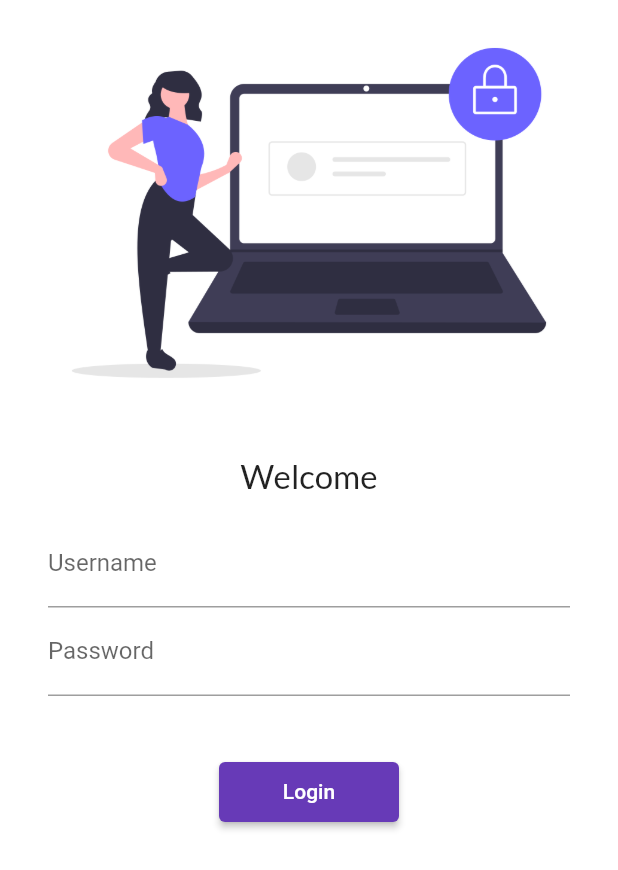
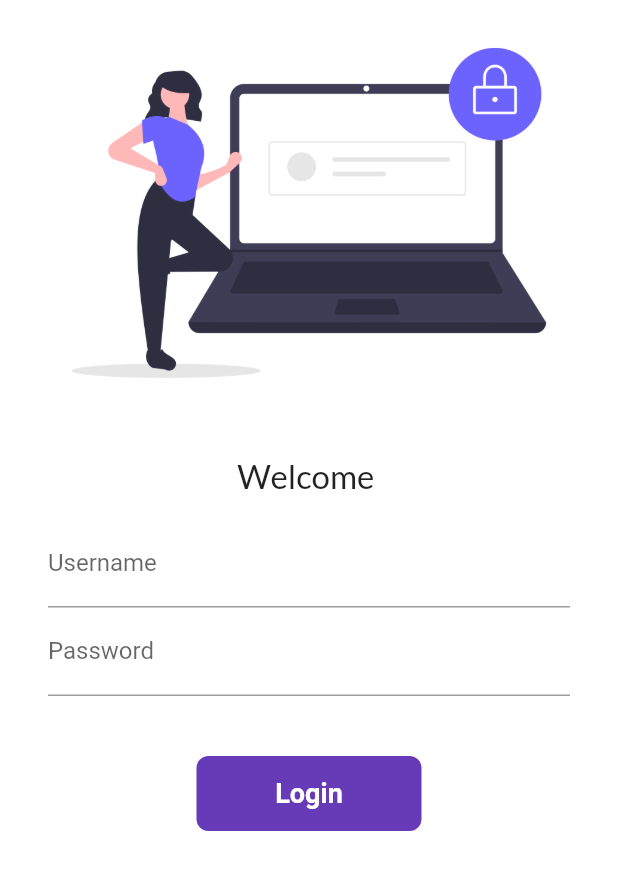
Before and after one commit to babansinha/flutter-basic-learning-tutorial-app, a Flutter app: the screen it shows after launch, on a phone screen of 412 x 824 dp. Shown: the top 870 px of the screen. Run offline on Flutter 3.47's test engine with Material 2 defaults, Android fonts, the phone set to English and light mode, and no system bars; our stand-ins replace google_fonts.

Commit message:
Day 6 completed

```diff
--- a/lib/pages/login_page.dart
+++ b/lib/pages/login_page.dart
@@ -2,9 +2,16 @@ import 'package:flutter/material.dart';
 import 'package:flutter_tutorial/utils/routs.dart';
 import 'package:google_fonts/google_fonts.dart';
 
-class LoginPage extends StatelessWidget {
+class LoginPage extends StatefulWidget {
   const LoginPage({Key? key}) : super(key: key);
 
+  @override
+  _LoginPageState createState() => _LoginPageState();
+}
+
+class _LoginPageState extends State<LoginPage> {
+  String name = "";
+  bool changeButton = false;
   @override
   Widget build(BuildContext context) {
     return Material(
@@ -20,7 +27,7 @@ class LoginPage extends StatelessWidget {
               height: 20.0,
             ),
             Text(
-              "Welcome",
+              "Welcome $name",
               style: TextStyle(
                 fontSize: 22,
                 fontFamily: GoogleFonts.lato().fontFamily,
@@ -38,6 +45,10 @@ class LoginPage extends StatelessWidget {
                       hintText: "Enter Username",
                       labelText: "Username",
                     ),
+                    onChanged: (value) {
+                      name = value;
+                      setState(() {});
+                    },
                   ),
                   TextFormField(
                     obscureText: true,
@@ -49,16 +60,47 @@ class LoginPage extends StatelessWidget {
                   SizedBox(
                     height: 40.0,
                   ),
-                  ElevatedButton(
-                    onPressed: () {
-                      print("Hi Baban");
+
+                  InkWell(
+                    onTap: () async {
+                      setState(() {
+                        changeButton = true;
+                      });
+                      await Future.delayed(Duration(seconds: 1));
                       Navigator.pushNamed(context, AppRoutes.home);
                     },
-                    child: Text("Login"),
-                    style: TextButton.styleFrom(
-                      minimumSize: Size(120, 40),
+                    child: AnimatedContainer(
+                      duration: Duration(seconds: 1),
+                      width: changeButton ? 50 : 150,
+                      height: 50,
+                      alignment: Alignment.center,
+                      child: changeButton
+                          ? Icon(Icons.done)
+                          : Text(
+                              "Login",
+                              style: TextStyle(
+                                color: Colors.white,
+                                fontWeight: FontWeight.bold,
+                                fontSize: 18,
+                              ),
+                            ),
+                      decoration: BoxDecoration(
+                        color: Colors.deepPurple,
+                        borderRadius:
+                            BorderRadius.circular(changeButton ? 50 : 8),
+                      ),
                     ),
                   ),
+                  // ElevatedButton(
+                  //   onPressed: () {
+                  //     print("Hi Baban");
+                  //     Navigator.pushNamed(context, AppRoutes.home);
+                  //   },
+                  //   child: Text("Login"),
+                  //   style: TextButton.styleFrom(
+                  //     minimumSize: Size(120, 40),
+                  //   ),
+                  // ),
                 ],
               ),
             ),
```
